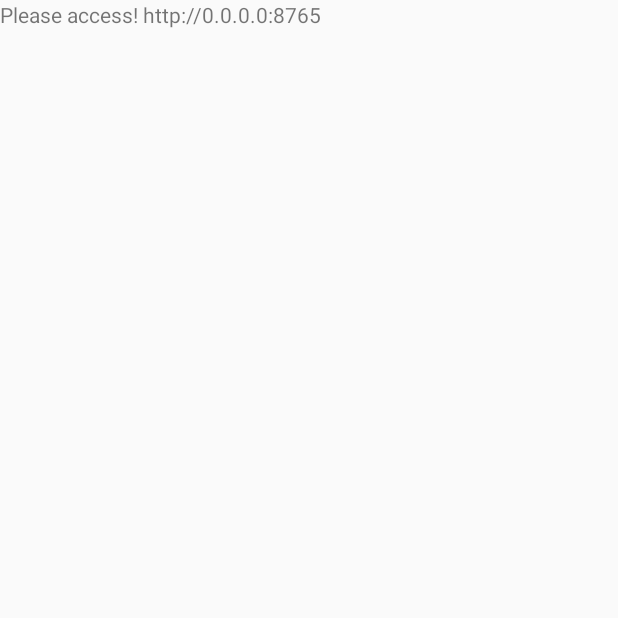
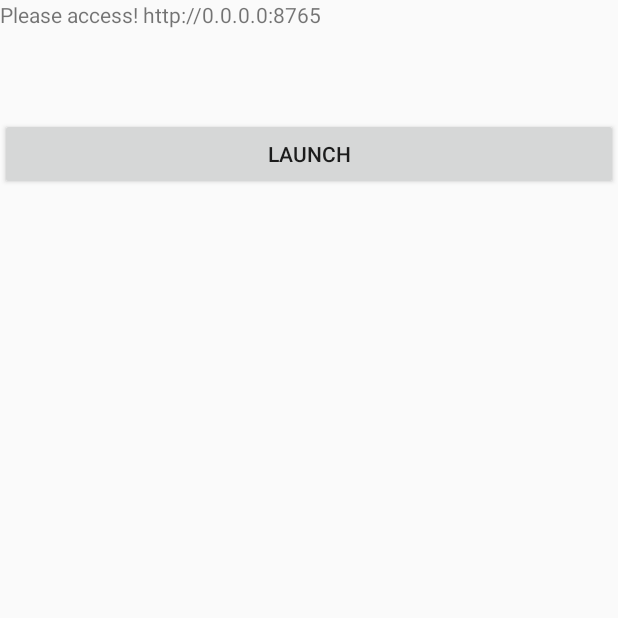
Before and after one commit to asavan/riverfight_android, an Android app: the screen it shows after launch (AndroidWebServerActivity), on a phone screen of 412 x 824 dp, the top half of it. Run offline under Robolectric (Android 15) with nearby library versions, the light colour scheme and no system bars; libraries missing offline, so code that uses them is left out: fi.iki.elonen; 2 statements that could not run were skipped.

Commit message:
add launch button

```diff
--- a/app/src/main/java/xyz/atenalp/riverfight/android/AndroidWebServerActivity.java
+++ b/app/src/main/java/xyz/atenalp/riverfight/android/AndroidWebServerActivity.java
@@ -1,8 +1,12 @@
 package xyz.atenalp.riverfight.android;
 
 import android.app.Activity;
+import android.content.Intent;
+import android.net.Uri;
 import android.net.wifi.WifiManager;
 import android.os.Bundle;
+import android.view.View;
+import android.widget.Button;
 import android.widget.TextView;
 
 import java.io.IOException;
@@ -13,6 +17,8 @@ public class AndroidWebServerActivity extends Activity {
     private TextView hello;
     private AndroidStaticAssetsServer server;
     private DebugWebSocketServer webSocketServer;
+    Button btn;
+    String formatedIpAddress;
 
     @Override
     public void onCreate(Bundle savedInstanceState) {
@@ -23,8 +29,8 @@ public class AndroidWebServerActivity extends Activity {
         WifiManager wifiManager = (WifiManager) getApplicationContext().getSystemService(WIFI_SERVICE);
         try {
             int ipAddress = wifiManager.getConnectionInfo().getIpAddress();
-            String formatedIpAddress = android.text.format.Formatter.formatIpAddress(ipAddress);
-            textIpaddr.setText("Please access! http://" + formatedIpAddress + ":" + PORT);
+            formatedIpAddress = android.text.format.Formatter.formatIpAddress(ipAddress);
+            textIpaddr.setText("Please access! " + getHost(formatedIpAddress));
             server = new AndroidStaticAssetsServer(getApplicationContext(), PORT, "www") {
                 @Override
                 public String onRequest(String file) {
@@ -34,10 +40,21 @@ public class AndroidWebServerActivity extends Activity {
             };
             webSocketServer = new DebugWebSocketServer(8088);
             webSocketServer.start(0);
-
+            btn=(Button)findViewById(R.id.button1);
+            btn.setOnClickListener(new View.OnClickListener() {
+                @Override
+                public void onClick(View v) {
+                    String redUrl = getHost(formatedIpAddress) + "?color=red";
+                    startActivity(new Intent(Intent.ACTION_VIEW, Uri.parse(redUrl)));
+                }
+            });
         } catch (IOException e) {
             e.printStackTrace();
         }
+    }
+
+    private static String getHost(String formatedIpAddress) {
+        return "http://" + formatedIpAddress + ":" + PORT;
     }
 
     @Override
--- a/app/src/main/res/layout/main.xml
+++ b/app/src/main/res/layout/main.xml
@@ -15,4 +15,9 @@
         android:layout_width="fill_parent"
         android:layout_height="wrap_content"
         />
+    <Button
+        android:id="@+id/button1"
+        android:layout_width="match_parent"
+        android:layout_height="wrap_content"
+        android:text="@string/launch" />
 </LinearLayout>
--- a/app/src/main/res/values/strings.xml
+++ b/app/src/main/res/values/strings.xml
@@ -1,3 +1,4 @@
 <resources>
     <string name="app_name">riverfight_android</string>
+    <string name="launch">Launch</string>
 </resources>
```
Also changed, not shown: 5 other files.
